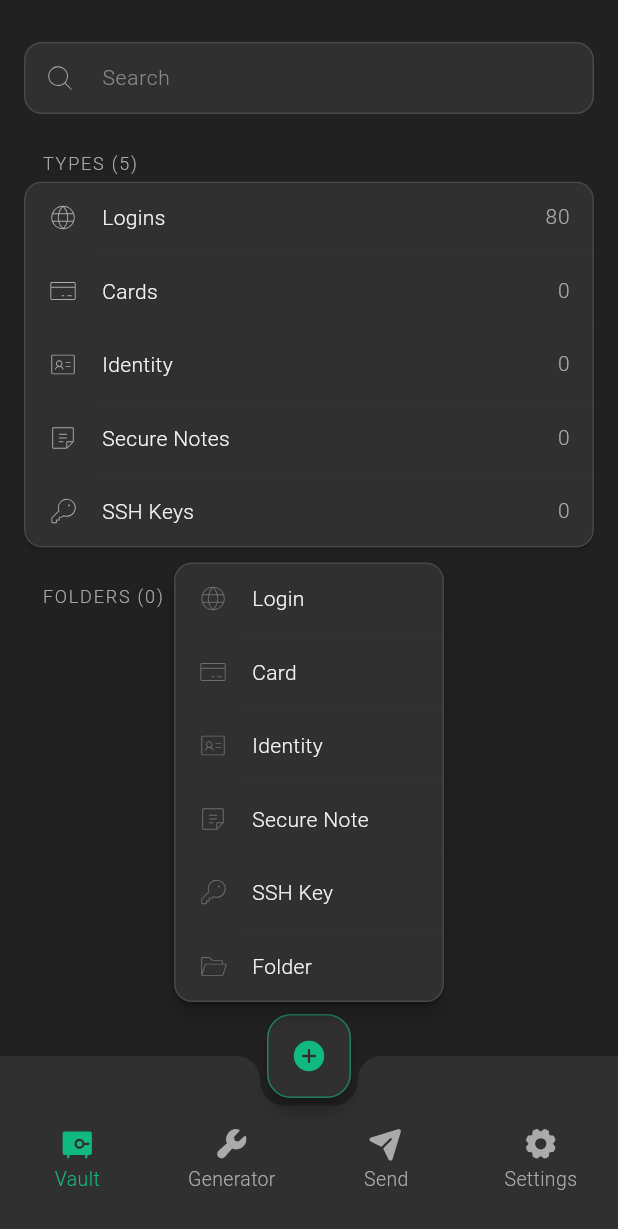
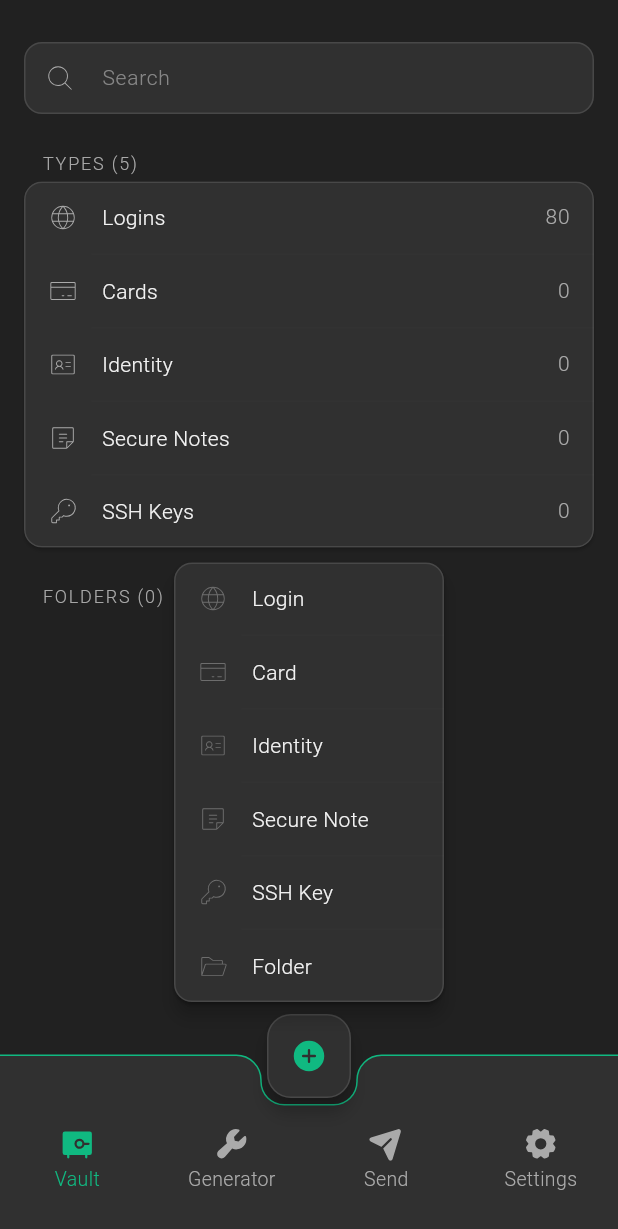
Before and after one commit to cyberfish-dev/pass-tool, a Flutter app: the screen it shows after launch, after a tap on an icon or button, on a phone screen of 412 x 824 dp. Shown: the top 1229 px of the screen. Run offline on Flutter 3.47's test engine with Material 3 defaults, Android fonts, the phone set to English and light mode, and no system bars; our stand-ins replace phosphor_flutter; Roboto replaces fonts that are missing (SFProText).

Commit message:
more stupid changes just for styling

```diff
--- /dev/null
+++ b/flutter_app/lib/components/custom_border.dart
@@ -0,0 +1,44 @@
+import 'package:flutter/material.dart';
+
+class NotchedBorder extends ShapeBorder {
+  final NotchedShape notch;
+  final Rect? guest;       // the FAB’s rect in the same coords as the bar
+  final double borderWidth;
+  final Color borderColor;
+
+  const NotchedBorder({
+    required this.notch,
+    this.guest,
+    this.borderWidth = 1,
+    this.borderColor = Colors.white,
+  });
+
+  @override
+  EdgeInsetsGeometry get dimensions => EdgeInsets.all(borderWidth);
+
+  Path _buildPath(Rect rect) => notch.getOuterPath(rect, guest);
+
+  @override
+  Path getOuterPath(Rect rect, {TextDirection? textDirection}) {
+    return _buildPath(rect);
+  }
+
+  @override
+  Path getInnerPath(Rect rect, {TextDirection? textDirection}) {
+    // inset so the stroke doesn’t get clipped
+    return _buildPath(rect.deflate(borderWidth));
+  }
+
+  @override
+  void paint(Canvas canvas, Rect rect, {TextDirection? textDirection}) {
+    // stroke the same path
+    final paint = Paint()
+      ..style = PaintingStyle.stroke
+      ..strokeWidth = borderWidth
+      ..color = borderColor;
+    canvas.drawPath(_buildPath(rect), paint);
+  }
+
+  @override
+  ShapeBorder scale(double t) => this;
+}
--- a/flutter_app/lib/main.dart
+++ b/flutter_app/lib/main.dart
@@ -1,4 +1,5 @@
 import 'package:flutter/material.dart';
+import 'package:flutter_app/components/custom_border.dart';
 import 'package:flutter_app/components/rectangular_notched_rectangle.dart';
 import 'package:flutter_app/menu/menu_items.dart';
 import 'package:flutter_app/themes/main.dart';
@@ -33,30 +34,67 @@ class MainLayout extends StatefulWidget {
 class _MainLayoutState extends State<MainLayout> {
   final GlobalKey _fabKey = GlobalKey();
   int _currentIndex = 0;
+  Rect _fabRect = Rect.zero;
 
   void _onItemTapped(int index) {
     setState(() => _currentIndex = index);
   }
 
   @override
+  void initState() {
+    super.initState();
+    // Measure after the first frame
+    WidgetsBinding.instance.addPostFrameCallback((_) => _measureFab());
+  }
+
+  void _measureFab() {
+    // 1) Get the overlay’s RenderBox
+    final overlayBox =
+        Overlay.of(context).context.findRenderObject() as RenderBox;
+
+    if (_fabKey.currentContext == null) {
+      return;
+    }
+    // 2) Get the FAB’s RenderBox
+    final fabBox = _fabKey.currentContext!.findRenderObject() as RenderBox;
+    // 3) Convert its top-left into overlay coords
+    final topLeft = fabBox.localToGlobal(Offset.zero, ancestor: overlayBox);
+    // 4) Build the Rect
+    setState(() {
+      _fabRect = topLeft & fabBox.size;
+    });
+  }
+
+  @override
   Widget build(BuildContext context) {
-    final notchShape = RectangularNotchedRectangle(
+    WidgetsBinding.instance.addPostFrameCallback((_) => _measureFab());
+    final bool keyboardVisible = MediaQuery.of(context).viewInsets.bottom > 0;
+
+    final notch = RectangularNotchedRectangle(
       notchWidth: 65,
       notchHeight: 33,
       notchRadius: 16,
     );
-
-    final bool keyboardVisible = MediaQuery.of(context).viewInsets.bottom > 0;
 
     return Scaffold(
       appBar: AppBar(toolbarHeight: 0),
       body: pages[_currentIndex],
       bottomNavigationBar: SizedBox(
         height: 120,
+        child: DecoratedBox(
+          decoration: ShapeDecoration(
+          color: Theme.of(context).colorScheme.primary,
+          shape: NotchedBorder(
+            notch: notch,
+            guest: _fabRect,
+            borderWidth: 2,
+            borderColor: Theme.of(context).colorScheme.primary,
+          ),
+        ),
           child: BottomAppBar(
             padding: EdgeInsets.only(bottom: 0, top: 20),
-          elevation: 4,
-          shape: notchShape,
+            elevation: 0,
+            shape: notch,
             notchMargin: 0,
             child: Builder(
               builder: (context) {
@@ -73,6 +111,7 @@ class _MainLayoutState extends State<MainLayout> {
                   unselectedLabelStyle: TextStyle(height: 1.8),
                 );
               },
+            ),
           ),
         ),
       ),
--- a/flutter_app/lib/themes/main.dart
+++ b/flutter_app/lib/themes/main.dart
@@ -72,7 +72,7 @@ final darkTeme = ThemeData.dark().copyWith(
     foregroundColor: accent,
     elevation: 5,
     shape: RoundedRectangleBorder(
-      side: BorderSide(color: accent.withAlpha(150), width: 1),
+      side: BorderSide(color: inputBorderColor, width: 1),
       borderRadius: BorderRadius.circular(16.0),
     ),
   ),
```
Lines whose indentation alone changed are shown as unchanged.
